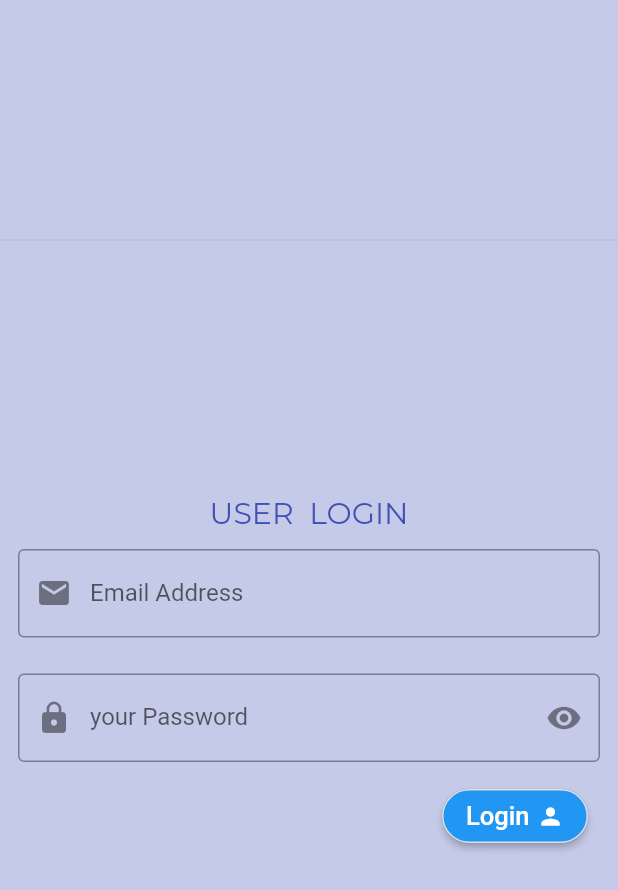
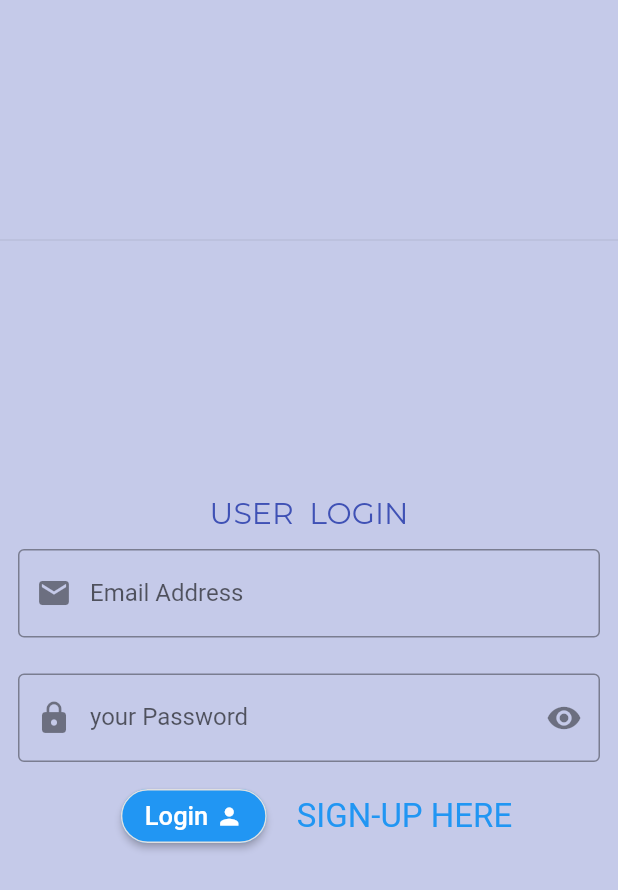
Before and after one commit to cudoon/register_forms, a Flutter app: the screen it shows after launch, after a tap on "Sign up", after a tap on "i already have an account!!", on a phone screen of 412 x 824 dp. Shown: the top 890 px of the screen. Run offline on Flutter 3.47's test engine with Material 2 defaults, Android fonts, the phone set to English and light mode, and no system bars; our stand-ins replace cloud_firestore, firebase_auth, firebase_core, firebase_storage, get, google_fonts and 1 more; accounts and stored records are empty.

Commit message:
last commit

```diff
--- a/lib/register-form/login.dart
+++ b/lib/register-form/login.dart
@@ -3,6 +3,7 @@
 import 'package:firebase_auth/firebase_auth.dart';
 import 'package:firebase_core/firebase_core.dart';
 import 'package:flutter/material.dart';
+import 'package:flutter_challenges2022/register-form/register.dart';
 import 'package:google_fonts/google_fonts.dart';
 
 
@@ -169,7 +170,7 @@ class _LoginScreenState extends State<LoginScreen> {
                     //   ),
                     // ),
                     Row(
-                      mainAxisAlignment: MainAxisAlignment.end,
+                      mainAxisAlignment: MainAxisAlignment.center,
                       children: [
                         SizedBox(width: 10),
                         _isLoading
@@ -207,7 +208,19 @@ class _LoginScreenState extends State<LoginScreen> {
                               ],
                             )),
                         SizedBox(width: 20),
+                        Container(
+
+                            child: GestureDetector(
+                                child: Text('SIGN-UP HERE', style: TextStyle(
+                                  color: Colors.blue,
+                                  fontSize: 22
+                              ),),
+                              onTap: ()=> Navigator.push(context, MaterialPageRoute(builder: (_) => SignUpScreen())),
+                            )
+                        )
+
                       ],
+
                     ),
                   ],
                 ))
```
